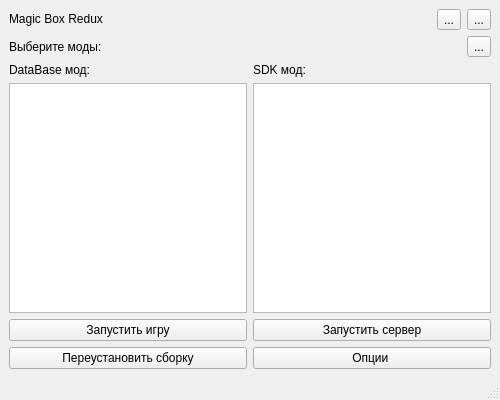
sabudilovskiy/MagicBoxReduxCmake, file src/MainWindow.ui: the form before one commit.
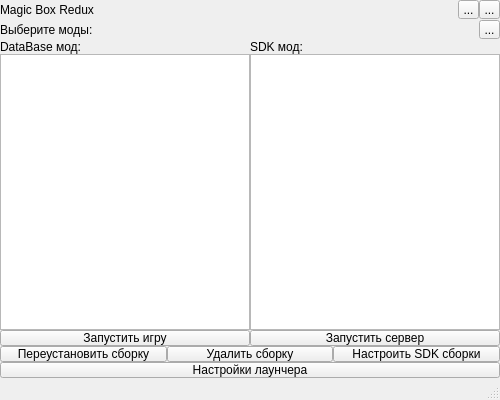
The form after the commit.

```diff
--- a/src/MainWindow.ui
+++ b/src/MainWindow.ui
@@ -13,8 +13,28 @@
   <property name="windowTitle">
    <string>MainWindow</string>
   </property>
+  <property name="styleSheet">
+   <string notr="true">border-collapse: collapse;
+padding: 0;
+margin: 0;</string>
+  </property>
   <widget class="QWidget" name="centralwidget">
    <layout class="QVBoxLayout" name="verticalLayout">
+    <property name="spacing">
+     <number>0</number>
+    </property>
+    <property name="leftMargin">
+     <number>0</number>
+    </property>
+    <property name="topMargin">
+     <number>0</number>
+    </property>
+    <property name="rightMargin">
+     <number>0</number>
+    </property>
+    <property name="bottomMargin">
+     <number>0</number>
+    </property>
     <item>
      <layout class="QHBoxLayout" name="horizontalLayout">
       <item>
@@ -154,9 +174,27 @@
        </widget>
       </item>
       <item>
+       <widget class="QPushButton" name="pushButton_delete_set">
+        <property name="text">
+         <string>Удалить сборку</string>
+        </property>
+       </widget>
+      </item>
+      <item>
+       <widget class="QPushButton" name="pushButton_config_set">
+        <property name="text">
+         <string>Настроить SDK сборки</string>
+        </property>
+       </widget>
+      </item>
+     </layout>
+    </item>
+    <item>
+     <layout class="QHBoxLayout" name="horizontalLayout_6">
+      <item>
        <widget class="QPushButton" name="pushButton_settings">
         <property name="text">
-         <string>Опции </string>
+         <string>Настройки лаунчера</string>
         </property>
        </widget>
       </item>
```
Left out of the diff: 2 changed lines with no effect on the pictures.
